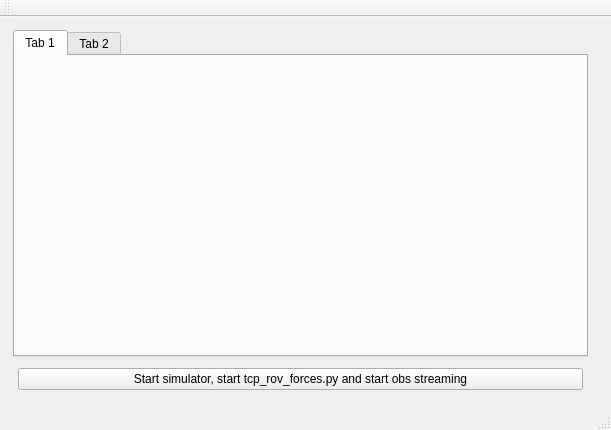
Before: the Qt Designer form secondarywindow.ui in Kpro11/Aqeous, drawn with Qt 5.
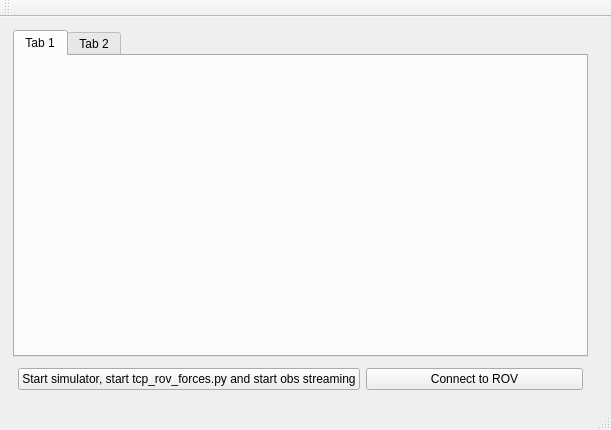
After: the same form once the commit is applied.

Commit message: Add connectToRov signal & button

```diff
--- a/secondarywindow.ui
+++ b/secondarywindow.ui
@@ -131,7 +131,15 @@
          </layout>
         </item>
         <item>
-         <layout class="QHBoxLayout" name="horizontalLayout_7"/>
+         <layout class="QHBoxLayout" name="horizontalLayout_7">
+          <item>
+           <widget class="QPushButton" name="connectROV">
+            <property name="text">
+             <string>Connect to ROV</string>
+            </property>
+           </widget>
+          </item>
+         </layout>
         </item>
         <item>
          <layout class="QHBoxLayout" name="horizontalLayout_8"/>
```
The commit also changes 2 other files.
